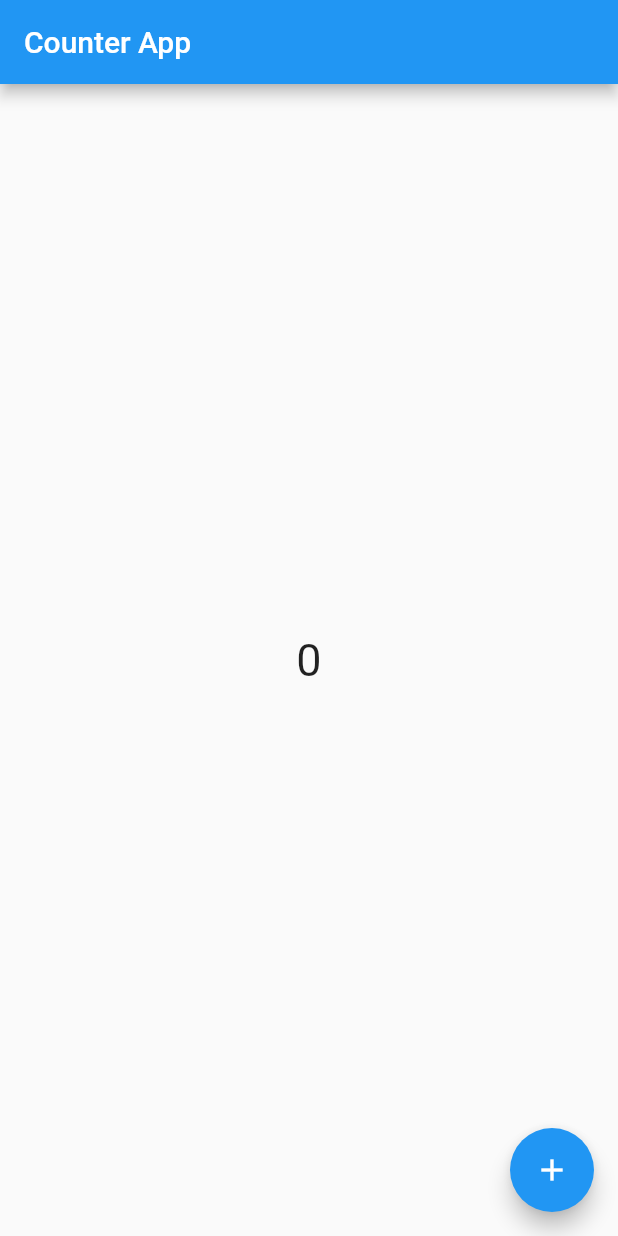
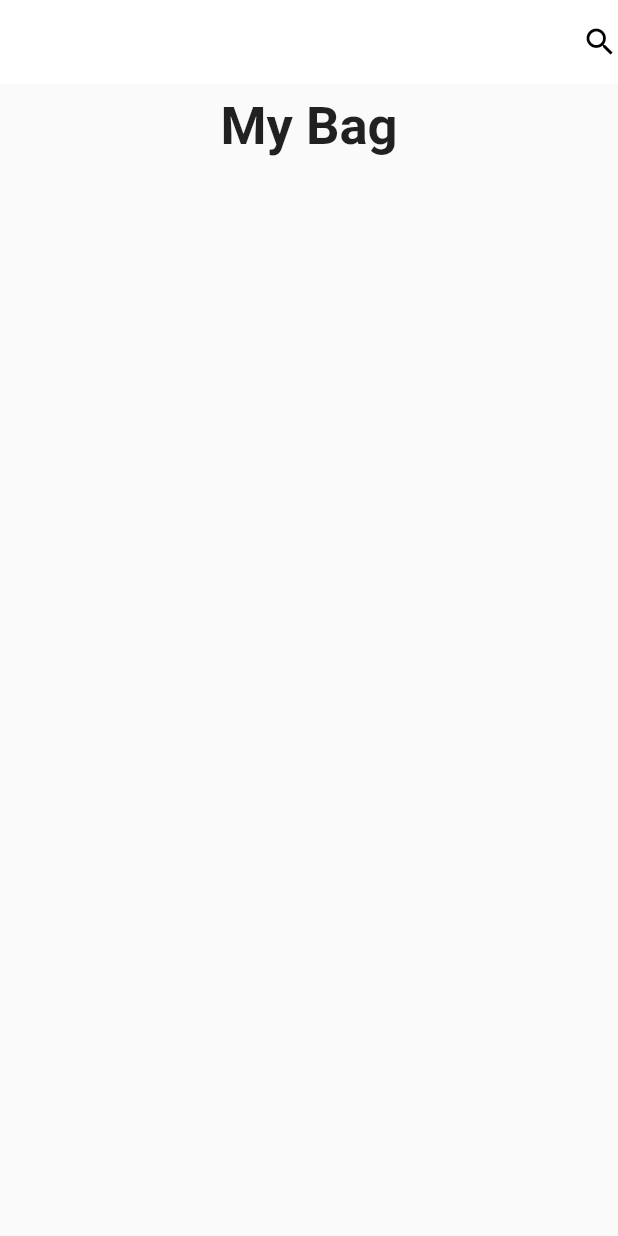
Before and after one commit to pranto372/module_09_flutter_05, a Flutter app: the screen it shows after launch, on a phone screen of 412 x 824 dp. Run offline on Flutter 3.47's test engine with Material 2 defaults, Android fonts, the phone set to English and light mode, and no system bars.

Commit message:
Module 09 Assignment

```diff
--- a/lib/main.dart
+++ b/lib/main.dart
@@ -10,7 +10,8 @@ class MyApp extends StatelessWidget{
   @override
   Widget build(BuildContext context) {
     return const MaterialApp(
-      title: "Counter App",
+      title: "Project",
+      debugShowCheckedModeBanner: false,
       home: MyHomePage(),
     );
   }
@@ -27,24 +28,31 @@ class MyHomePage extends StatefulWidget{
 
 class MyHomePageUI extends State<MyHomePage>{
 
-  int CountNumber = 0;
-
   @override
   Widget build(BuildContext context) {
     return Scaffold(
       appBar: AppBar(
-        title: Text("Counter App"),
+        backgroundColor: Colors.white,
+        elevation: 0,
+        actions: [
+          Icon(Icons.search, color: Colors.black,),
+        ],
       ),
-      body: Center(
-        child: Text(CountNumber.toString(), style: TextStyle(fontSize: 30),),
-      ),
-      floatingActionButton: FloatingActionButton(
-        child: Icon(Icons.add),
-        onPressed: (){
-          setState(() {
-            CountNumber = CountNumber + 1;
-          });
-        },
+      body: const Padding(
+        padding: EdgeInsets.all(8.0),
+        child: Column(
+          children: [
+            Text(
+              "My Bag",
+              style: TextStyle(fontSize: 35, fontWeight: FontWeight.bold),
+            ),
+            Row(
+              children: [
+
+              ],
+            )
+          ],
+        ),
       ),
     );
   }
```
